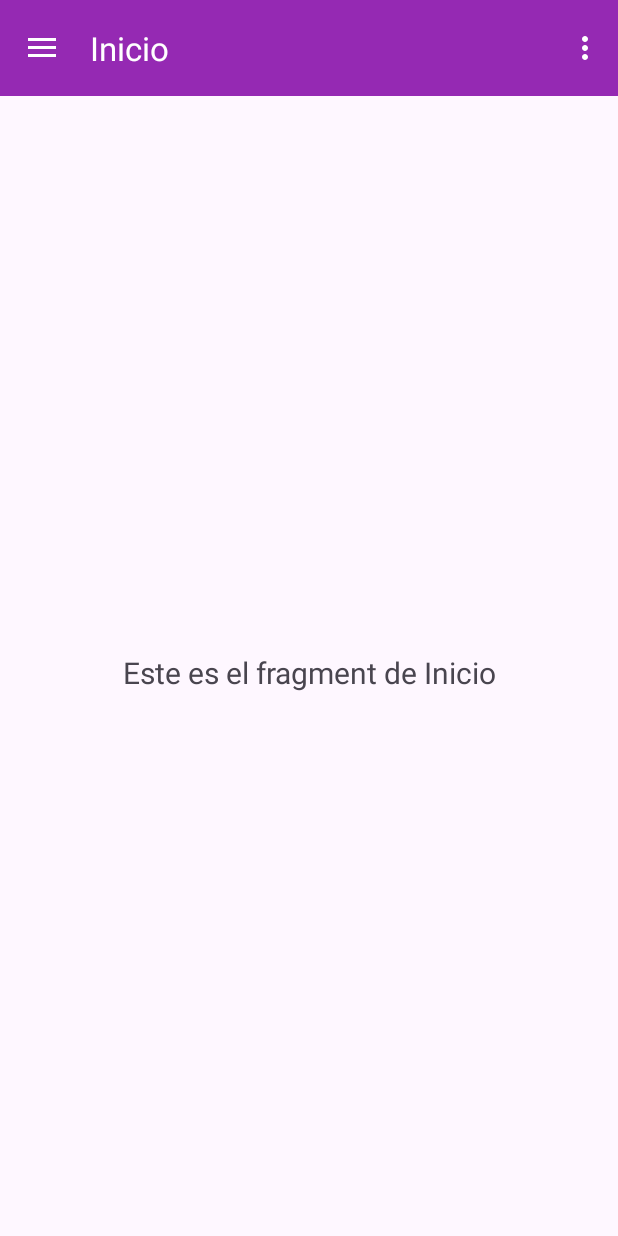
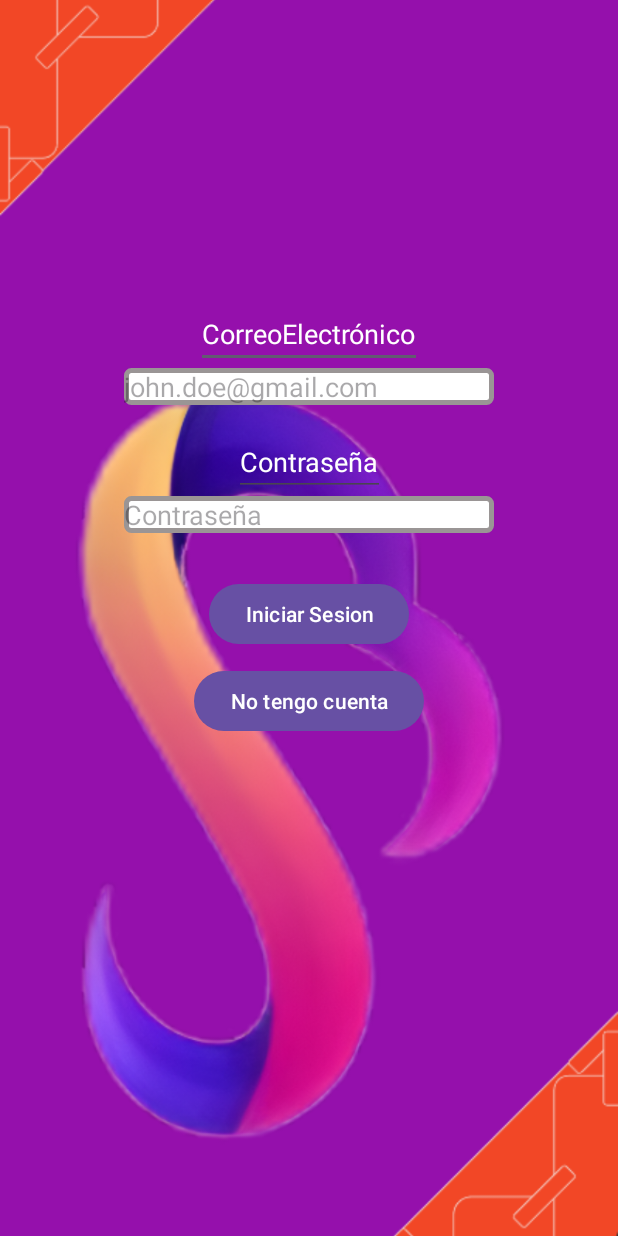
Before and after one commit to adridsz/Frontend_Sky, an Android app: the screen it shows after launch (Drawer before the commit, LoginActivity after it), on a phone screen of 412 x 824 dp. Run offline under Robolectric (Android 15) with nearby library versions, the phone set to English and light mode, and no system bars; our stand-ins replace Firebase (no records; nobody signed in at launch, a user with empty details on screens opened directly).

Commit message:
Login/Register_firebase

```diff
--- a/app/src/main/java/com/example/sky/MainActivity.java
+++ b/app/src/main/java/com/example/sky/MainActivity.java
@@ -6,6 +6,9 @@ import androidx.fragment.app.Fragment;
 import android.content.Context;
 import android.content.Intent;
 import android.os.Bundle;
+
+import com.example.sky.login.LoginActivity;
+import com.example.sky.login.RegisterActivity;
 
 public class MainActivity extends AppCompatActivity {
     private Context context = this;
@@ -16,7 +19,7 @@ public class MainActivity extends AppCompatActivity {
         setContentView(R.layout.activity_main);
 
         //Provisional
-        Intent myIntent = new Intent(context, Drawer.class);
+        Intent myIntent = new Intent(context, LoginActivity.class);
         context.startActivity(myIntent);
 
     }
--- /dev/null
+++ b/app/src/main/java/com/example/sky/login/LoginActivity.java
@@ -0,0 +1,74 @@
+package com.example.sky.login;
+
+// Importaciones necesarias para la clase
+import android.content.Intent;
+import android.os.Bundle;
+import android.widget.Button;
+import android.widget.EditText;
+import android.widget.Toast;
+
+import androidx.appcompat.app.AppCompatActivity;
+
+import com.example.sky.Drawer;
+import com.example.sky.R;
+import com.example.sky.ui.inicio.InicioFragment;
+import com.google.firebase.auth.FirebaseAuth;
+
+// Definición de la clase LoginActivity que extiende de AppCompatActivity
+public class LoginActivity extends AppCompatActivity {
+
+    // Declaración de los campos de texto para el nombre y la contraseña
+    private EditText Name;
+    private EditText Password;
+
+    // Declaración de la instancia de FirebaseAuth
+    private FirebaseAuth mAuth;
+
+    private boolean error = true;
+
+    // Método onCreate que se ejecuta al crear la actividad
+    @Override
+    protected void onCreate(Bundle savedInstanceState) {
+        super.onCreate(savedInstanceState); // Llamada al método onCreate de la clase padre
+        setContentView(R.layout.activity_login); // Establece el diseño de la actividad
+
+        mAuth = FirebaseAuth.getInstance(); // Inicializa mAuth con la instancia de FirebaseAuth
+
+        // Inicializa los campos de texto con las vistas correspondientes del diseño
+        Name = findViewById(R.id.Correo_electrónico);
+        Password = findViewById(R.id.Password);
+
+        // Inicializa los botones con las vistas correspondientes del diseño
+        Button buttonLogin = findViewById(R.id.buttonnLoggin);
+        Button buttonRegister = findViewById(R.id.buttonnReggister);
+
+        // Establece el oyente del botón de registro para iniciar la actividad de registro al hacer clic
+        buttonRegister.setOnClickListener(v -> startActivity(new Intent(LoginActivity.this, RegisterActivity.class)));
+
+        // Establece el oyente del botón de inicio de sesión para llamar al método iniciarSesion al hacer clic
+        buttonLogin.setOnClickListener(v -> iniciarSesion());
+    }
+
+    // Método para iniciar sesión
+    private void iniciarSesion() {
+        // Obtiene el correo electrónico y la contraseña de los campos de texto
+        String email = Name.getText().toString().trim();
+        String password = Password.getText().toString().trim();
+
+        // Intenta iniciar sesión con el correo electrónico y la contraseña
+        mAuth.signInWithEmailAndPassword(email, password)
+                .addOnCompleteListener(this, task -> {
+                    // Si la tarea es exitosa, inicia la actividad InicioFragment, muestra un mensaje de bienvenida y termina la actividad actual
+                    Toast.makeText(this, "Bienvenido", Toast.LENGTH_LONG).show();
+                    startActivity(new Intent(LoginActivity.this, Drawer.class));
+                    error = false;
+                })
+                .addOnFailureListener(this, e -> {
+                    if (error == true) {
+                        // Si la tarea falla con una excepción, imprime la excepción
+                        e.printStackTrace();
+                        Toast.makeText(this, "Error al iniciar sesión" + e.getMessage(), Toast.LENGTH_SHORT).show();
+                    }
+                });
+    }
+}
--- /dev/null
+++ b/app/src/main/res/drawable/border_login_register.xml
@@ -0,0 +1,6 @@
+<?xml version="1.0" encoding="utf-8"?>
+<shape xmlns:android="http://schemas.android.com/apk/res/android">
+    <solid android:color="#FFFFFF"/> <!-- color de fondo -->
+    <corners android:radius="3dp"/> <!-- radio de las esquinas -->
+    <stroke android:width="3dp" android:color="#9A9595"/> <!-- color y grosor del borde -->
+</shape>
--- /dev/null
+++ b/app/src/main/res/layout/activity_login.xml
@@ -0,0 +1,101 @@
+<?xml version="1.0" encoding="utf-8"?>
+<androidx.constraintlayout.widget.ConstraintLayout xmlns:android="http://schemas.android.com/apk/res/android"
+    xmlns:tools="http://schemas.android.com/tools"
+    android:layout_width="match_parent"
+    android:layout_height="match_parent"
+    xmlns:app="http://schemas.android.com/apk/res-auto">
+
+    <ImageView
+        android:src="@drawable/fondo_login_register"
+        android:layout_width="match_parent"
+        android:layout_height="match_parent"
+        android:scaleType="centerCrop"
+        tools:ignore="MissingConstraints" />
+
+
+
+
+    <EditText
+        android:id="@+id/CorreoElectrónico"
+        android:layout_width="wrap_content"
+        android:layout_height="wrap_content"
+        android:hint="CorreoElectrónico"
+        android:layout_marginTop="200dp"
+        android:text="CorreoElectrónico"
+        android:textColor="#FFFFFF"
+        app:layout_constraintWidth_percent="0.6"
+        app:layout_constraintTop_toTopOf="parent"
+        app:layout_constraintStart_toStartOf="parent"
+        app:layout_constraintEnd_toEndOf="parent" />
+
+    <EditText
+        android:id="@+id/Correo_electrónico"
+        android:layout_width="0dp"
+        android:layout_height="wrap_content"
+        android:hint="john.doe@gmail.com"
+        android:background="@drawable/border_login_register"
+        app:layout_constraintTop_toBottomOf="@id/CorreoElectrónico"
+        app:layout_constraintWidth_percent="0.6"
+        app:layout_constraintStart_toStartOf="parent"
+        app:layout_constraintEnd_toEndOf="parent"
+        tools:ignore="MissingConstraints" />
+
+
+
+
+    <EditText
+        android:id="@+id/Contraseña"
+        android:layout_width="wrap_content"
+        android:layout_height="wrap_content"
+        android:hint="Contraseña"
+        android:layout_marginTop="15dp"
+        android:text="Contraseña"
+        android:textColor="#FFFFFF"
+        app:layout_constraintWidth_percent="0.6"
+        app:layout_constraintTop_toBottomOf="@id/Correo_electrónico"
+        app:layout_constraintStart_toStartOf="parent"
+        app:layout_constraintEnd_toEndOf="parent" />
+
+    <EditText
+        android:id="@+id/Password"
+        android:layout_width="0dp"
+        android:layout_height="wrap_content"
+        android:hint="Contraseña"
+        android:inputType="textPassword"
+        android:background="@drawable/border_login_register"
+        app:layout_constraintWidth_percent="0.6"
+        app:layout_constraintTop_toBottomOf="@id/Contraseña"
+        app:layout_constraintStart_toStartOf="parent"
+        app:layout_constraintEnd_toEndOf="parent"/>
+
+
+
+
+    <Button
+        android:id="@+id/buttonnLoggin"
+        android:layout_width="wrap_content"
+        android:layout_height="wrap_content"
+        android:text="Iniciar Sesion"
+        android:layout_marginTop="30dp"
+        app:layout_constraintTop_toBottomOf="@id/Password"
+        app:layout_constraintBottom_toTopOf="@id/buttonnReggister"
+        app:layout_constraintStart_toStartOf="parent"
+        app:layout_constraintEnd_toEndOf="parent"/>
+
+
+
+
+    <Button
+        android:id="@+id/buttonnReggister"
+        android:layout_width="wrap_content"
+        android:layout_height="wrap_content"
+        android:text="No tengo cuenta"
+        android:layout_marginTop="10dp"
+        app:layout_constraintTop_toBottomOf="@id/buttonnLoggin"
+        app:layout_constraintStart_toStartOf="parent"
+        app:layout_constraintEnd_toEndOf="parent"/>
+
+
+
+
+</androidx.constraintlayout.widget.ConstraintLayout>
--- a/build.gradle.kts
+++ b/build.gradle.kts
@@ -1,5 +1,5 @@
 // Top-level build file where you can add configuration options common to all sub-projects/modules.
 plugins {
-    id("com.android.application") version "8.1.1" apply false
+    id("com.android.application") version "8.1.3" apply false
     id("com.google.gms.google-services") version "4.4.0" apply false
 }
```
Also changed, not shown: app/build.gradle.kts (+6 -5 lines), app/src/main/AndroidManifest.xml (+7 -6 lines), app/src/main/java/com/example/sky/login/RegisterActivity.java (added, +121 -0 lines), app/src/main/res/layout/activity_register.xml (added, +128 -0 lines), app/src/main/res/drawable/fondo_login_register.png (added).
